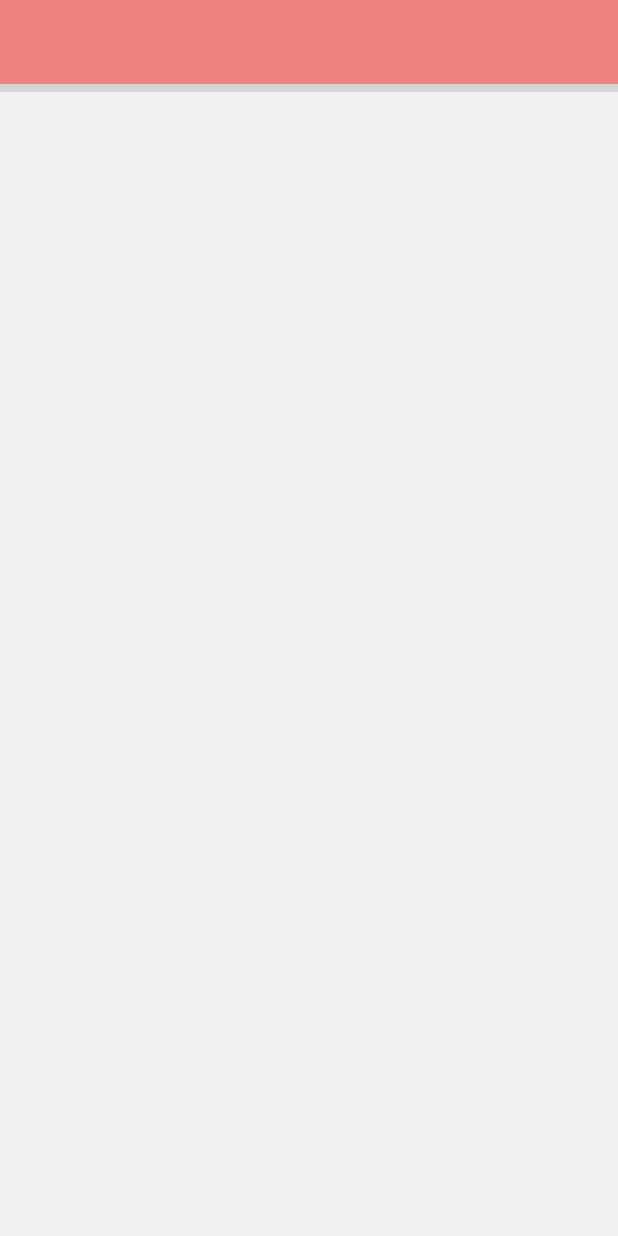
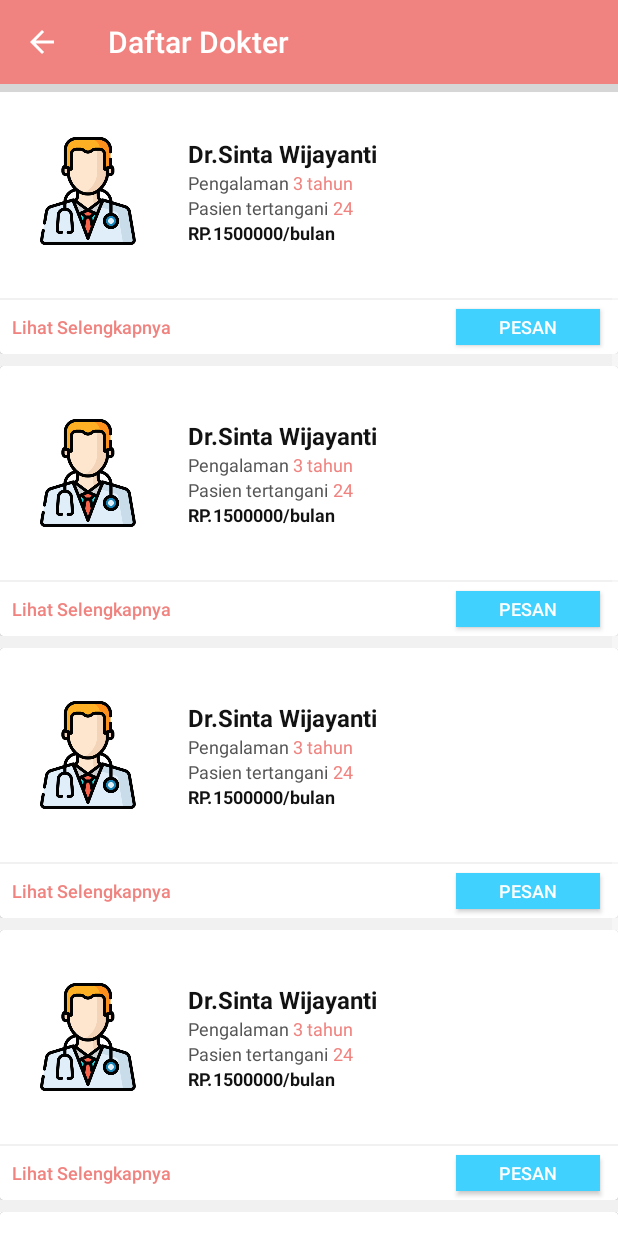
Before and after one commit to fakrypermana/Magnant, an Android app: the DokterPribadiActivity screen opened directly, with no data from a screen before it, on a phone screen of 412 x 824 dp. Run offline under Robolectric (Android 15) with nearby library versions, the phone set to English and light mode, and no system bars; our stand-ins replace Firebase (no records; nobody signed in at launch, a user with empty details on screens opened directly), Volley; grey boxes are pictures that could not be loaded.

Commit message:
pusing paa gue mikirin get data doang padahal, move on ke pemesanan dulu ye

```diff
--- a/app/src/main/AndroidManifest.xml
+++ b/app/src/main/AndroidManifest.xml
@@ -13,7 +13,7 @@
         android:supportsRtl="true"
         android:theme="@style/AppTheme"
         tools:ignore="GoogleAppIndexingWarning">
-        <activity android:name=".LoginActivity">
+        <activity android:name=".MainActivity">
             <intent-filter>
                 <action android:name="android.intent.action.MAIN" />
 
@@ -22,7 +22,8 @@
         </activity>
         <activity android:name=".home.dokter_pribadi.DokterPribadiActivity" />
         <activity android:name=".SignUpActivity" />
-        <activity android:name=".MainActivity" />
+        <activity android:name=".LoginActivity" />
+        <activity android:name=".home.form_pemesanan.FormPesanDokterActivity"></activity>
     </application>
 
 </manifest>
--- a/app/src/main/java/com/example/user/magnant/home/dokter_pribadi/DokterPribadiActivity.java
+++ b/app/src/main/java/com/example/user/magnant/home/dokter_pribadi/DokterPribadiActivity.java
@@ -1,10 +1,13 @@
 package com.example.user.magnant.home.dokter_pribadi;
 
+import android.support.annotation.NonNull;
 import android.support.v7.app.AppCompatActivity;
 import android.os.Bundle;
 import android.support.v7.widget.DefaultItemAnimator;
 import android.support.v7.widget.GridLayoutManager;
+import android.support.v7.widget.LinearLayoutManager;
 import android.support.v7.widget.RecyclerView;
+import android.support.v7.widget.Toolbar;
 import android.util.Log;
 import android.widget.Toast;
 
@@ -13,6 +16,11 @@ import com.android.volley.VolleyError;
 import com.android.volley.toolbox.JsonArrayRequest;
 import com.example.user.magnant.MyApplication;
 import com.example.user.magnant.R;
+import com.google.firebase.database.DataSnapshot;
+import com.google.firebase.database.DatabaseError;
+import com.google.firebase.database.DatabaseReference;
+import com.google.firebase.database.FirebaseDatabase;
+import com.google.firebase.database.ValueEventListener;
 import com.google.gson.Gson;
 import com.google.gson.reflect.TypeToken;
 
@@ -24,61 +32,72 @@ import java.util.List;
 public class DokterPribadiActivity extends AppCompatActivity {
 
     private static final String TAG = DokterPribadiActivity.class.getSimpleName();
-    private static final String URL = "https://api.myjson.com/bins/1g8twq";
 
     private RecyclerView recyclerView;
-    private List<DokterModel> dokterList;
+    private List<DokterModel> dokterList = new ArrayList<>();
     private DokterPribadiAdapter mAdapter;
+    private Toolbar toolbar;
+    private DatabaseReference mDatabase;
 
     @Override
     protected void onCreate(Bundle savedInstanceState) {
         super.onCreate(savedInstanceState);
         setContentView(R.layout.activity_dokter_pribadi);
 
+        dokterList.add(new DokterModel("Dr.Sinta Wijayanti", "3 tahun", 24, 1500000));
+        dokterList.add(new DokterModel("Dr.Sinta Wijayanti", "3 tahun", 24, 1500000));
+        dokterList.add(new DokterModel("Dr.Sinta Wijayanti", "3 tahun", 24, 1500000));
+        dokterList.add(new DokterModel("Dr.Sinta Wijayanti", "3 tahun", 24, 1500000));
+        dokterList.add(new DokterModel("Dr.Sinta Wijayanti", "3 tahun", 24, 1500000));
+
+        toolbar = findViewById(R.id.toolbar_dokter_pribadi);
         recyclerView = findViewById(R.id.rv_dokter_pribadi);
-        dokterList = new ArrayList<>();
-        mAdapter = new DokterPribadiAdapter(this,dokterList);
+        setSupportActionBar(toolbar);
 
-        RecyclerView.LayoutManager mLayoutManager = new GridLayoutManager(this, 3);
-        recyclerView.setLayoutManager(mLayoutManager);
+
+        //firebase
+        FirebaseDatabase mFirebase = FirebaseDatabase.getInstance();
+        mDatabase = mFirebase.getReference("dokter");
+
+
+        //layout
+
+        mAdapter = new DokterPribadiAdapter(getApplicationContext(),dokterList);
+        getSupportActionBar().setDisplayHomeAsUpEnabled(true);
+        setTitle("Daftar Dokter");
+
+        recyclerView.setLayoutManager(new LinearLayoutManager(this));
         recyclerView.setItemAnimator(new DefaultItemAnimator());
         recyclerView.setAdapter(mAdapter);
         recyclerView.setNestedScrollingEnabled(false);
 
-        fetchItems();
+    }
+
+
+    public void getData(){
+        mDatabase.addValueEventListener(new ValueEventListener() {
+            @Override
+            public void onDataChange(@NonNull DataSnapshot dataSnapshot) {
+
+                for (DataSnapshot adSnapshot: dataSnapshot.getChildren()) {
+                    DokterModel dokter = adSnapshot.getValue(DokterModel.class);
+                    Log.d(TAG, "onDataChange: isi dokter"+dokter);
+                    dokterList.add(dokter);
+                }
+                Log.d("magi", "magi"+dokterList.size());
 
             }
 
-    private void fetchItems() {
-        JsonArrayRequest request = new JsonArrayRequest(URL,
-                new Response.Listener<JSONArray>() {
             @Override
-                    public void onResponse(JSONArray response) {
-                        if (response == null) {
-                            Toast.makeText(getApplicationContext(),"Couldn't fetch the items! Pleas try again.", Toast.LENGTH_LONG).show();
-                            return;
+            public void onCancelled(@NonNull DatabaseError databaseError) {
+                Log.w(TAG, "onCancelled: ", databaseError.toException());
+            }
+        });
     }
 
-                        List<DokterModel> items = new Gson().fromJson(response.toString(), new TypeToken<List<DokterModel>>() {
-                        }.getType());
-                        Log.i(TAG, "onResponse: magi"+items);
-                        dokterList.clear();
-                        dokterList.addAll(items);
+    public void onRecyclerItemClicked(int position){
+        DokterModel dokter = dokterList.get(position);
 
-                        // refreshing recycler view
-                        mAdapter.notifyDataSetChanged();
-                    }
-                }, new Response.ErrorListener() {
-            @Override
-            public void onErrorResponse(VolleyError error) {
-                // error in getting json
-                Log.e(TAG, "Error: " + error.getMessage());
-                Toast.makeText(getApplicationContext(), "Error: " + error.getMessage(), Toast.LENGTH_SHORT).show();
-            }
-        });
-
-        Log.i(TAG, "onResponse: magi"+request.toString());
-        MyApplication.getInstance().addToRequestQueue(request);
     }
 
 }
--- a/app/src/main/java/com/example/user/magnant/home/dokter_pribadi/DokterPribadiAdapter.java
+++ b/app/src/main/java/com/example/user/magnant/home/dokter_pribadi/DokterPribadiAdapter.java
@@ -31,7 +31,7 @@ public class DokterPribadiAdapter extends RecyclerView.Adapter<DokterPribadiAdap
         CardView cv_dokter;
         Button btn_pesan,btn_view_more;
 
-        public ViewHolder(@NonNull View itemView) {
+        public ViewHolder(View itemView) {
             super(itemView);
             tv_nama = itemView.findViewById(R.id.tv_nama_dokter);
             tv_pengalaman = itemView.findViewById(R.id.tv_pengalaman);
@@ -46,7 +46,7 @@ public class DokterPribadiAdapter extends RecyclerView.Adapter<DokterPribadiAdap
 
     @NonNull
     @Override
-    public DokterPribadiAdapter.ViewHolder onCreateViewHolder(ViewGroup viewGroup, int i) {
+    public DokterPribadiAdapter.ViewHolder onCreateViewHolder(@NonNull ViewGroup viewGroup, int i) {
         View view = LayoutInflater.from(viewGroup.getContext()).
                 inflate(R.layout.item_dokter_pribadi, viewGroup, false);
         return new ViewHolder(view);
@@ -54,7 +54,12 @@ public class DokterPribadiAdapter extends RecyclerView.Adapter<DokterPribadiAdap
     }
 
     @Override
-    public void onBindViewHolder(DokterPribadiAdapter.ViewHolder viewHolder, int i) {
+    public void onBindViewHolder(@NonNull DokterPribadiAdapter.ViewHolder viewHolder, int i) {
+        /*viewHolder.tv_nama.setText("dfsdgasdg");
+        viewHolder.tv_pengalaman.setText("gfdgsdgdfg");
+        viewHolder.tv_pasien.setText(String.valueOf("gfdgsdfgdsf"));
+        viewHolder.tv_harga.setText(String.valueOf("gdsfgdsfg"));
+*/
         viewHolder.tv_nama.setText(listDokter.get(i).getNama());
         viewHolder.tv_pengalaman.setText(listDokter.get(i).getExp());
         viewHolder.tv_pasien.setText(String.valueOf(listDokter.get(i).getPasien()));
--- a/build.gradle
+++ b/build.gradle
@@ -8,7 +8,7 @@ buildscript {
     }
     dependencies {
         classpath 'com.android.tools.build:gradle:3.2.1'
-        classpath 'com.google.gms:google-services:4.1.0'
+        classpath 'com.google.gms:google-services:4.2.0'
 
         // NOTE: Do not place your application dependencies here; they belong
         // in the individual module build.gradle files
```
Also changed, not shown: app/build.gradle (+8 -3 lines), app/src/main/java/com/example/user/magnant/home/form_pemesanan/FormPesanDokterActivity.java (added, +15 -0 lines), app/src/main/res/layout/activity_form_pesan_dokter.xml (added, +9 -0 lines), app/src/main/res/layout/item_dokter_pribadi.xml (+2 -8 lines). Lines whose indentation alone changed are shown as unchanged.
